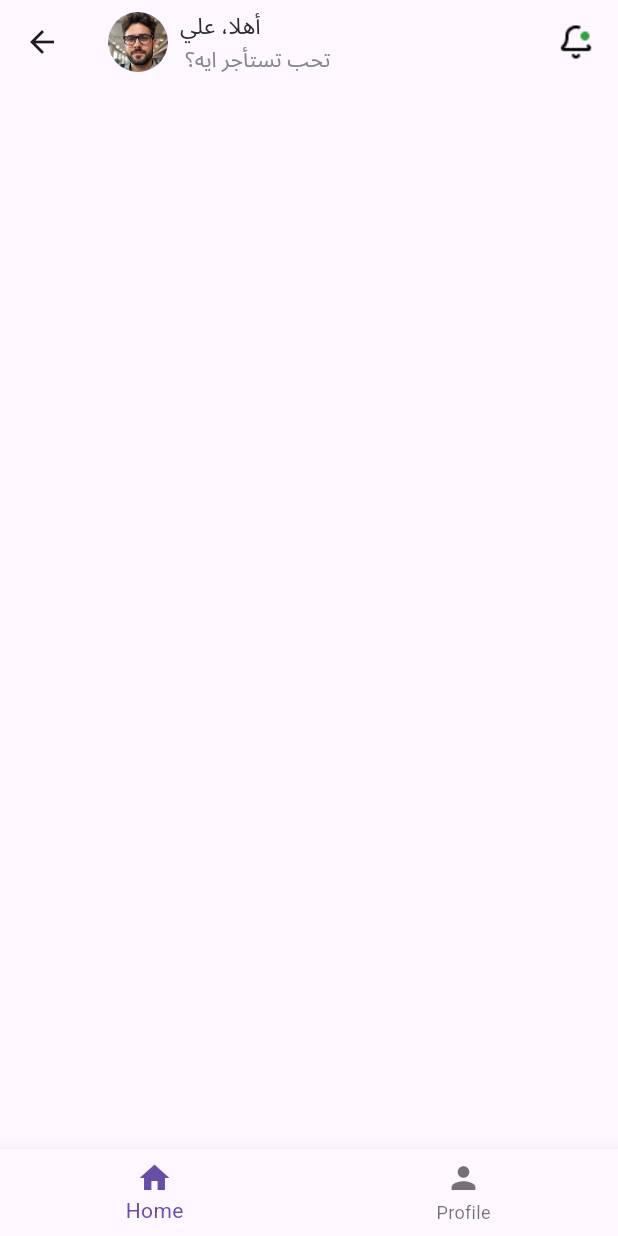
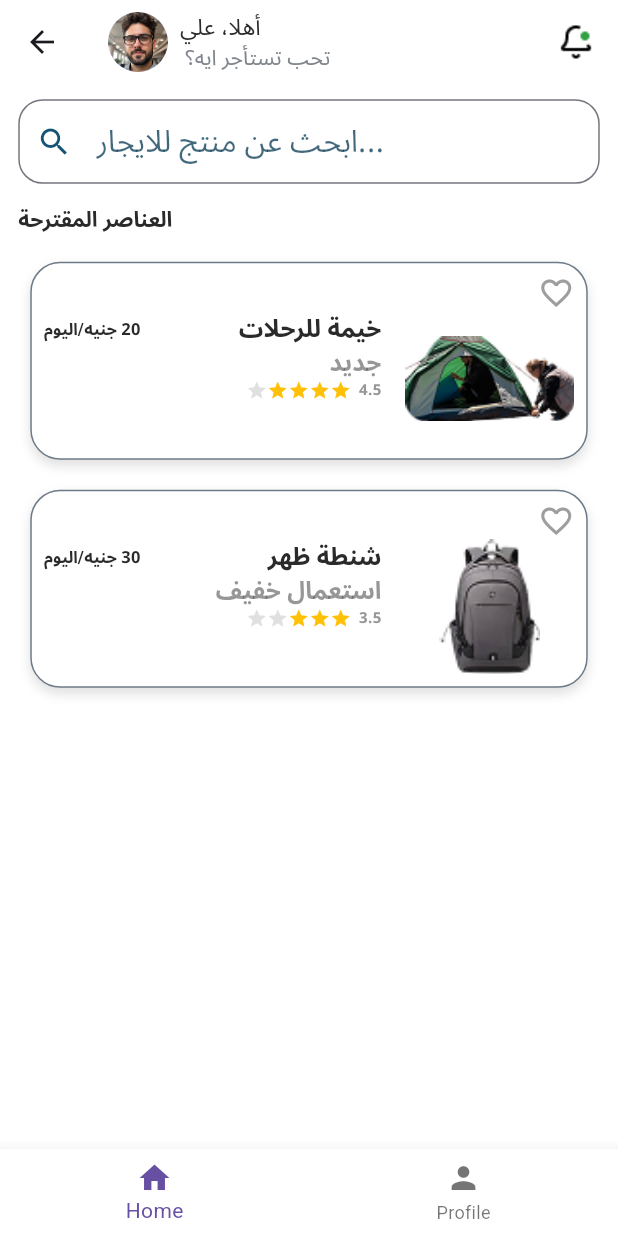
Before and after one commit to Final-Project-11-FCAI/Ager-Waffer, a Flutter app: the HomeLayoutScreen screen opened by its route, on a phone screen of 412 x 824 dp. Run offline on Flutter 3.47's test engine with Material 3 defaults, Android fonts, the phone set to English and light mode, and no system bars; our stand-ins replace country_picker, dio, firebase_core, firebase_messaging, flutter_bloc, flutter_cache_manager and 12 more; missing offline and left inert: multi_image_picker_plus, pointycastle; accounts and stored records are empty; Roboto replaces fonts that are missing (Tajawal); key blocks and very long unbroken strings in the code were emptied for the run.

Commit message:
make half of home screen

```diff
--- a/lib/Base/common/theme.dart
+++ b/lib/Base/common/theme.dart
@@ -8,6 +8,7 @@ double defaultRadius = 10.0;
 const Color kPrimaryColor = Color(0xff00334E);
 const Color kLightPrimaryColor = Color(0xff145374);
 const Color kWhiteColor = const Color(0xffFFFFFF);
+const Color kBlackColor = const Color(0xFF2A2A2A);
 const Color kGreyColor = const Color(0xff81868D);
 const Color kBoldGreyColor = const Color(0xff00334EBD);
 
@@ -21,6 +22,11 @@ TextStyle font14GreyRegular = GoogleFonts.notoSansArabic(
   fontSize: 14.sp,
   color: kGreyColor,
   fontWeight: regular,
+);
+TextStyle font14BlackBold = GoogleFonts.notoSansArabic(
+  fontSize: 14.sp,
+  color: kBlackColor,
+  fontWeight: bold,
 );
 TextStyle font20BoldGreyRegular = GoogleFonts.notoSansArabic(
   fontSize: 20.sp,
@@ -43,6 +49,11 @@ TextStyle font20PrimaryMedium = GoogleFonts.notoSansArabic(
   fontSize: 20.sp,
   color: kPrimaryColor,
   fontWeight: medium,
+);
+TextStyle font16BlackSemiBold = GoogleFonts.notoSansArabic(
+  fontSize: 16.sp,
+  color: kBlackColor,
+  fontWeight: semiBold,
 );
 
 
@@ -92,7 +103,6 @@ const Color kBlueColor = const Color(0xff0056B3);
 const Color kTextColor = const Color(0xFF6C757D);
 const Color kButtonColor = const Color(0xFF007BFF);
 const Color kMoreWhiteColor = const Color(0xffF8F9FA);
-const Color kBlackColor = const Color(0xFF2A2A2A);
 const Color kMoreBlueColor = const Color(0xff0061CA);
 const Color kNavyBlueColor = const Color(0xFF343A40);
 const Color kDividerColor = const Color(0xFFEDEAEA);
--- /dev/null
+++ b/lib/Features/Home/data/models/product_model.dart
@@ -0,0 +1,15 @@
+class ProductModel {
+  final String title;
+  final String subtitle;
+  final String price;
+  final String image;
+  final double rating;
+
+  ProductModel({
+    required this.title,
+    required this.subtitle,
+    required this.price,
+    required this.image,
+    required this.rating,
+  });
+}
--- a/lib/Features/Home/presentation/pages/home_layout_screen.dart
+++ b/lib/Features/Home/presentation/pages/home_layout_screen.dart
@@ -1,3 +1,4 @@
+import 'package:ager_waffer/Base/common/theme.dart';
 import 'package:ager_waffer/Features/Home/presentation/manager/bottom_nav_cubit.dart';
 import 'package:ager_waffer/Features/Home/presentation/pages/home_screen.dart';
 import 'package:ager_waffer/Features/Profile/presentation/pages/profile_screen.dart';
@@ -9,7 +10,7 @@ class HomeLayoutScreen extends StatelessWidget {
 
   @override
   Widget build(BuildContext context) {
-    final List<Widget> screens = const [
+    final List<Widget> screens = [
       HomeScreen(),
       ProfileScreen(),
     ];
@@ -22,6 +23,7 @@ class HomeLayoutScreen extends StatelessWidget {
             children: screens,
           ),
           bottomNavigationBar: BottomNavigationBar(
+            backgroundColor: kWhiteColor,
             currentIndex: currentIndex,
             onTap: (index) {
               context.read<BottomNavCubit>().changeIndex(index);
--- a/lib/Features/Home/presentation/pages/home_screen.dart
+++ b/lib/Features/Home/presentation/pages/home_screen.dart
@@ -1,35 +1,60 @@
 import 'package:ager_waffer/Base/common/theme.dart';
+import 'package:ager_waffer/Features/Home/data/models/product_model.dart';
+import 'package:ager_waffer/Features/Home/presentation/widgets/custom_home_app_bar.dart';
+import 'package:ager_waffer/Features/Home/presentation/widgets/product_card_list_view.dart';
+import 'package:ager_waffer/Features/Home/presentation/widgets/search_text_field.dart';
 import 'package:flutter/material.dart';
+import 'package:flutter_screenutil/flutter_screenutil.dart';
 import 'package:gap/gap.dart';
+import 'package:scroll_date_picker/scroll_date_picker.dart';
 
 class HomeScreen extends StatelessWidget {
-  const HomeScreen({super.key});
+  HomeScreen({super.key});
+
+  final List<ProductModel> products = [
+    ProductModel(
+      title: "خيمة للرحلات",
+      subtitle: "جديد",
+      price: "20 جنيه/اليوم",
+      image: "assets/images/tent.png",
+      rating: 4.5,
+    ),
+    ProductModel(
+      title: "شنطة ظهر",
+      subtitle: "استعمال خفيف",
+      price: "30 جنيه/اليوم",
+      image: "assets/images/Backpack.png",
+      rating: 3.5,
+    ),
+  ];
 
   @override
   Widget build(BuildContext context) {
     return Scaffold(
-      appBar: AppBar(
-        title: Row(
-          mainAxisAlignment: MainAxisAlignment.spaceBetween,
-          children: [
-            Row(
-              children: [
-                CircleAvatar(
-                  backgroundImage: AssetImage('assets/images/profile_image.png'),
-                ),
-                Gap(8),
-                Column(
-                  crossAxisAlignment: CrossAxisAlignment.start,
-                  children: [
-                    Text('أهلا، علي', style: font15BlackRegular,),
-                    Gap(4),
-                    Text(' تحب تستأجر ايه؟', style: font14GreyRegular,)
-                  ],
-                )
-              ],
-            ),
-            Image.asset('assets/images/notification_icon.png')
-          ],
+      backgroundColor: kWhiteColor,
+      appBar: CustomHomeAppBar(),
+      body: SingleChildScrollView(
+        child: Padding(
+          padding: EdgeInsets.symmetric(horizontal: 12.sp, vertical: 10.sp),
+          child: Column(
+            crossAxisAlignment: CrossAxisAlignment.start,
+            children: [
+              SearchTextField(),
+              Gap(14),
+              Text('العناصر المقترحة',
+              style: font14BlackBold,
+              ),
+              Gap(8),
+              ListView.builder(
+                itemCount: products.length,
+                shrinkWrap: true,
+                physics: NeverScrollableScrollPhysics(),
+                itemBuilder: (context, index) {
+                  return ProductCardListView(product: products[index]);
+                },
+              ),
+            ],
+          ),
         ),
       ),
     );
--- /dev/null
+++ b/lib/Features/Home/presentation/widgets/custom_home_app_bar.dart
@@ -0,0 +1,39 @@
+import 'package:ager_waffer/Base/common/theme.dart';
+import 'package:flutter/material.dart';
+import 'package:gap/gap.dart';
+
+class CustomHomeAppBar extends StatelessWidget implements PreferredSizeWidget {
+  const CustomHomeAppBar({super.key});
+
+  @override
+  Size get preferredSize => const Size.fromHeight(kToolbarHeight);
+
+  @override
+  Widget build(BuildContext context) {
+    return AppBar(
+      backgroundColor: kWhiteColor,
+      title: Row(
+        mainAxisAlignment: MainAxisAlignment.spaceBetween,
+        children: [
+          Row(
+            children: [
+              CircleAvatar(
+                backgroundImage: AssetImage('assets/images/profile_image.png'),
+              ),
+              Gap(8),
+              Column(
+                crossAxisAlignment: CrossAxisAlignment.start,
+                children: [
+                  Text('أهلا، علي', style: font15BlackRegular,),
+                  Gap(2),
+                  Text(' تحب تستأجر ايه؟', style: font14GreyRegular,)
+                ],
+              )
+            ],
+          ),
+          Image.asset('assets/images/notification_icon.png')
+        ],
+      ),
+    );
+  }
+}
--- /dev/null
+++ b/lib/Features/Home/presentation/widgets/product_card_list_view.dart
@@ -0,0 +1,194 @@
+import 'package:ager_waffer/Base/common/theme.dart';
+import 'package:ager_waffer/Features/Home/data/models/product_model.dart';
+import 'package:flutter/material.dart';
+import 'package:flutter_screenutil/flutter_screenutil.dart';
+import 'package:gap/gap.dart';
+
+class ProductCardListView extends StatelessWidget {
+  final ProductModel product;
+
+  const ProductCardListView({super.key, required this.product});
+
+  @override
+  Widget build(BuildContext context) {
+    return Directionality(
+      textDirection: TextDirection.rtl,
+      child: Container(
+        margin: const EdgeInsets.symmetric(vertical: 10, horizontal: 8),
+        padding: const EdgeInsets.all(8),
+        decoration: BoxDecoration(
+          color: kWhiteColor,
+          borderRadius: BorderRadius.circular(20),
+          border: Border.all(color: Color.fromRGBO(110, 122, 135, 1)),
+          boxShadow: [
+            BoxShadow(
+              color: Colors.black12,
+              blurRadius: 6,
+              offset: Offset(0, 4),
+            ),
+          ],
+        ),
+         child: Column(
+           crossAxisAlignment: CrossAxisAlignment.start,
+           children: [
+             Icon(
+               Icons.favorite_border,
+               color: Colors.grey,
+             ),
+             Row(
+               crossAxisAlignment: CrossAxisAlignment.start,
+               children: [
+                 Expanded(
+                   flex: 1,
+                   child: Image.asset(
+                     product.image,
+                     width: 90,
+                     height: 90,
+                     fit: BoxFit.contain,
+                   ),
+                 ),
+                 Gap(16),
+          Expanded(
+            flex: 2,
+            child: Column(
+              crossAxisAlignment: CrossAxisAlignment.start,
+              children: [
+                Row(
+                  mainAxisAlignment: MainAxisAlignment.spaceBetween,
+                  children: [
+                    Text(
+                      product.title,
+                      style: font16BlackSemiBold
+                    ),
+                    // Gap(28.sp),
+                    Text(
+                      product.price,
+                      style: font16BlackSemiBold.copyWith(fontSize: 11, fontWeight: bold),
+                    )
+                  ],
+                ),
+                Text(
+                  product.subtitle,
+                  style: font16BlackSemiBold.copyWith(color: Color.fromRGBO(85, 85, 85, 0.61)),
+                ),
+                Row(
+                  children: [
+                    Text("${product.rating}",
+                    style: font16BlackSemiBold.copyWith(fontSize: 10, color: Color.fromRGBO(151, 151, 151, 1)),
+                    ),
+                    Gap(5),
+                    ...List.generate(
+                      5,
+                          (index) => Icon(
+                        Icons.star,
+                        size: 14,
+                        color: index < product.rating.floor()
+                            ? Colors.amber
+                            : Colors.grey.shade300,
+                      ),
+                    ),
+                  ],
+                ),
+                 ],
+               ),
+          )
+           ],
+         )
+        // Row(
+        //   children: [
+        //     /// Image
+        //     Image.asset(
+        //       product.image,
+        //       width: 90,
+        //       height: 90,
+        //       fit: BoxFit.contain,
+        //     ),
+        //
+        //     const SizedBox(width: 16),
+        //
+        //     /// Text Section
+        //     Expanded(
+        //       child: Column(
+        //         crossAxisAlignment: CrossAxisAlignment.start,
+        //         children: [
+        //           /// Title
+        //           Text(
+        //             product.title,
+        //             style: const TextStyle(
+        //               fontSize: 20,
+        //               fontWeight: FontWeight.bold,
+        //             ),
+        //           ),
+        //
+        //           const SizedBox(height: 4),
+        //
+        //           /// Subtitle
+        //           Text(
+        //             product.subtitle,
+        //             style: const TextStyle(
+        //               fontSize: 16,
+        //               color: Colors.grey,
+        //             ),
+        //           ),
+        //
+        //           const SizedBox(height: 8),
+        //
+        //           /// Rating
+        //           Row(
+        //             children: [
+        //               ...List.generate(
+        //                 5,
+        //                     (index) => Icon(
+        //                   Icons.star,
+        //                   size: 18,
+        //                   color: index < product.rating.floor()
+        //                       ? Colors.amber
+        //                       : Colors.grey.shade300,
+        //                 ),
+        //               ),
+        //               const SizedBox(width: 6),
+        //               Text("${product.rating}"),
+        //             ],
+        //           ),
+        //
+        //           const SizedBox(height: 10),
+        //
+        //           /// Price + Button
+        //           Row(
+        //             mainAxisAlignment: MainAxisAlignment.spaceBetween,
+        //             children: [
+        //               Text(
+        //                 product.price,
+        //                 style: const TextStyle(
+        //                   fontWeight: FontWeight.bold,
+        //                 ),
+        //               ),
+        //               ElevatedButton(
+        //                 style: ElevatedButton.styleFrom(
+        //                   backgroundColor: const Color(0xFF00334E),
+        //                   shape: RoundedRectangleBorder(
+        //                     borderRadius: BorderRadius.circular(30),
+        //                   ),
+        //                 ),
+        //                 onPressed: () {},
+        //                 child: const Text("عرض"),
+        //               ),
+        //             ],
+        //           )
+        //         ],
+        //       ),
+        //     ),
+        //
+        //     /// Favorite Icon
+        //     Icon(
+        //       Icons.favorite_border,
+        //       color: Colors.grey,
+        //     ),
+        //   ],
+        // ),
+        ]
+      )
+    )
+    );
+  }
+}
--- /dev/null
+++ b/lib/Features/Home/presentation/widgets/search_text_field.dart
@@ -0,0 +1,31 @@
+import 'package:ager_waffer/Base/common/theme.dart';
+import 'package:flutter/material.dart';
+import 'package:flutter_screenutil/flutter_screenutil.dart';
+
+class SearchTextField extends StatelessWidget {
+  const SearchTextField({super.key});
+
+  @override
+  Widget build(BuildContext context) {
+    return TextField(
+      decoration: InputDecoration(
+        border: OutlineInputBorder(
+          borderRadius: BorderRadius.circular(16.sp),
+          borderSide: BorderSide(color: kPrimaryColor.withOpacity(0.2)),
+        ),
+        prefixIcon: Icon(Icons.search, color: kLightPrimaryColor),
+        hintText: 'ابحث عن منتج للايجار...',
+        hintStyle: font20PrimaryMedium.copyWith(
+          fontWeight: regular,
+          color: Color.fromRGBO(0, 51, 78, 0.74),
+        ),
+        contentPadding: EdgeInsets.symmetric(vertical: 13.sp),
+        floatingLabelStyle: TextStyle(color: kPrimaryColor),
+        focusedBorder: OutlineInputBorder(
+          borderRadius: BorderRadius.circular(12.sp),
+          borderSide: BorderSide(color: kPrimaryColor),
+        ),
+      ),
+    );
+  }
+}
```
Also changed, not shown: assets/images/Backpack.png (added), assets/images/tent.png (added).
